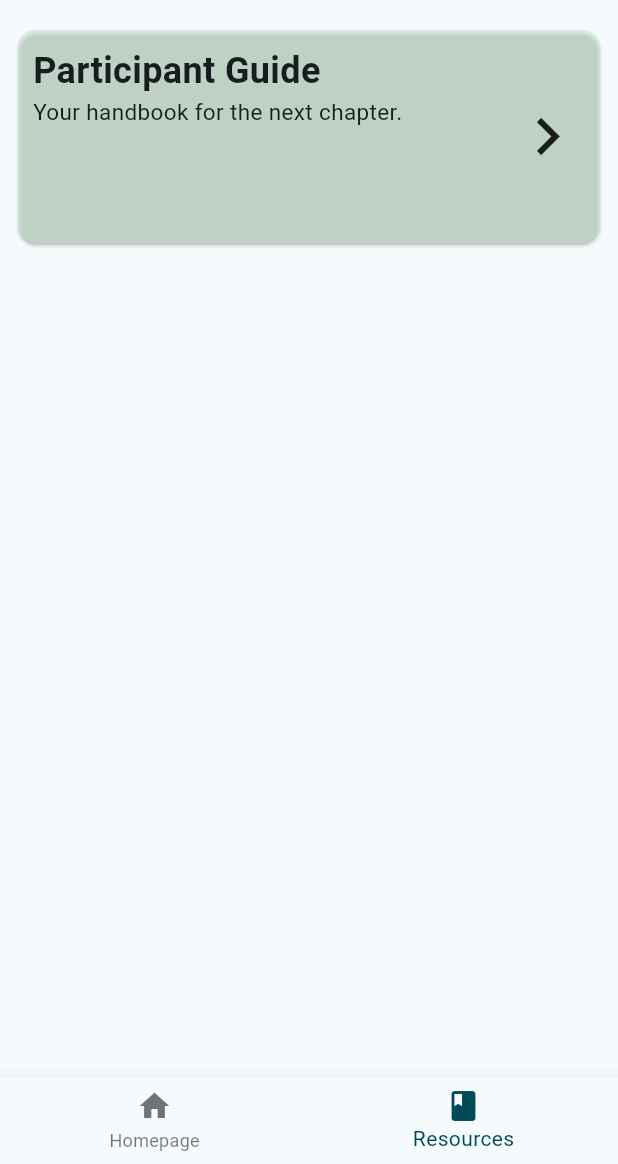
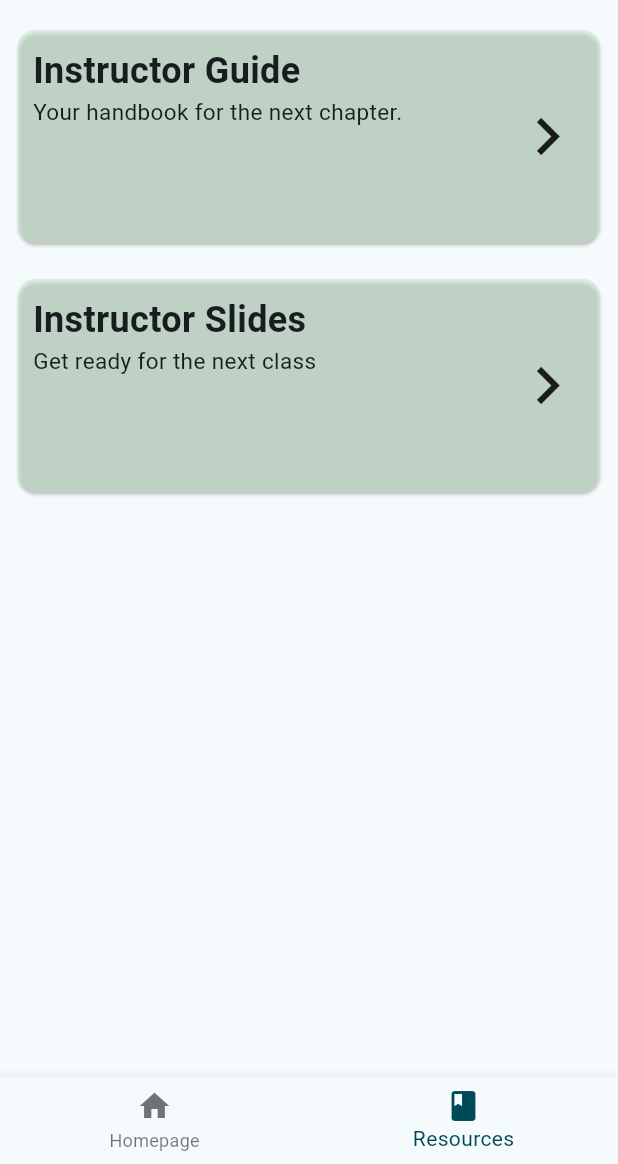
Before and after one commit to Microsoft666666/fin_mentor, a Flutter app: the AdminDashboard screen opened directly, item 2 of the bottom bar chosen, on a phone screen of 412 x 824 dp, the part 72-1236 px from its top. Run offline on Flutter 3.47's test engine with Material 3 defaults, Android fonts, the phone set to English and light mode, and no system bars; our stand-ins replace cloud_firestore, firebase_auth, firebase_core, shared_preferences; missing offline and left inert: pdfx; accounts and stored records are empty.

Commit message:
admin resouces updated

```diff
--- a/lib/admin/admin_resources.dart
+++ b/lib/admin/admin_resources.dart
@@ -9,8 +9,9 @@ class AdminResources extends StatefulWidget {
 }
 
 class _AdminResourcesState extends State<AdminResources> {
-  final pgFile =
+  final igFile =
   PdfControllerPinch(document: PdfDocument.openAsset('assets/CH1-IG.pdf'));
+  final slides = PdfControllerPinch(document: PdfDocument.openAsset('assets/CH1-Slides.pdf'));
 
   @override
   Widget build(BuildContext context) {
@@ -25,7 +26,7 @@ class _AdminResourcesState extends State<AdminResources> {
                 Navigator.push(
                   context,
                   MaterialPageRoute(
-                      builder: (context) => PdfViewPinch(controller: pgFile)),
+                      builder: (context) => PdfViewPinch(controller: igFile)),
                 );
               },
               child: const Card(
@@ -40,12 +41,56 @@ class _AdminResourcesState extends State<AdminResources> {
                         crossAxisAlignment: CrossAxisAlignment.start,
                         children: [
                           Text(
-                            "Participant Guide",
+                            "Instructor Guide",
                             style: TextStyle(
                                 fontSize: 24, fontWeight: FontWeight.bold),
                           ),
                           Text(
                             "Your handbook for the next chapter.",
+                            style: TextStyle(fontSize: 15),
+                          )
+                        ],
+                      ),
+                      Icon(
+                        Icons.chevron_right,
+                        size: 50,
+                      )
+                    ],
+                  ),
+                ),
+              ),
+            ),
+          ),
+
+          Container(
+            height: 150,
+            margin: const EdgeInsets.all(8),
+            child: InkWell(
+              onTap: () async {
+                Navigator.push(
+                  context,
+                  MaterialPageRoute(
+                      builder: (context) => PdfViewPinch(controller: slides)),
+                );
+              },
+              child: const Card(
+                color: Color.fromRGBO(204, 234, 211, 0.5),
+                child: Padding(
+                  padding: EdgeInsets.all(10),
+                  child: Row(
+                    mainAxisAlignment: MainAxisAlignment.spaceBetween,
+                    crossAxisAlignment: CrossAxisAlignment.center,
+                    children: [
+                      Column(
+                        crossAxisAlignment: CrossAxisAlignment.start,
+                        children: [
+                          Text(
+                            "Instructor Slides",
+                            style: TextStyle(
+                                fontSize: 24, fontWeight: FontWeight.bold),
+                          ),
+                          Text(
+                            "Get ready for the next class",
                             style: TextStyle(fontSize: 15),
                           )
                         ],
```
